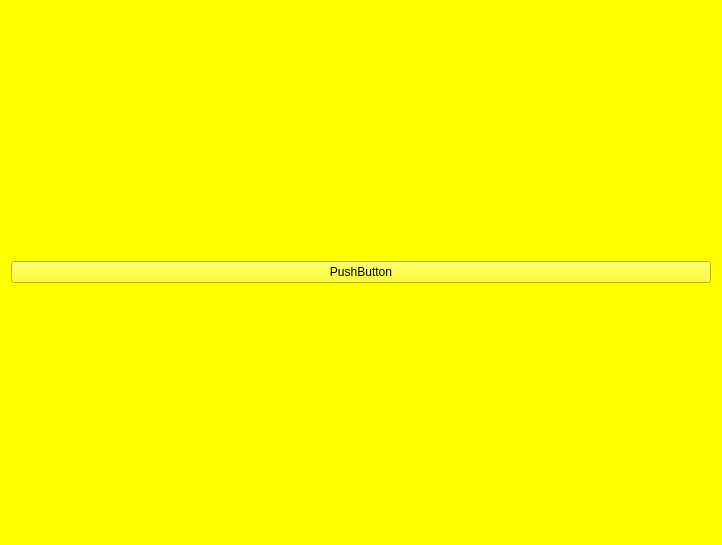
Old version of the form page_2.ui in the repository altitude-solutions/Camino_Real_Desktop.
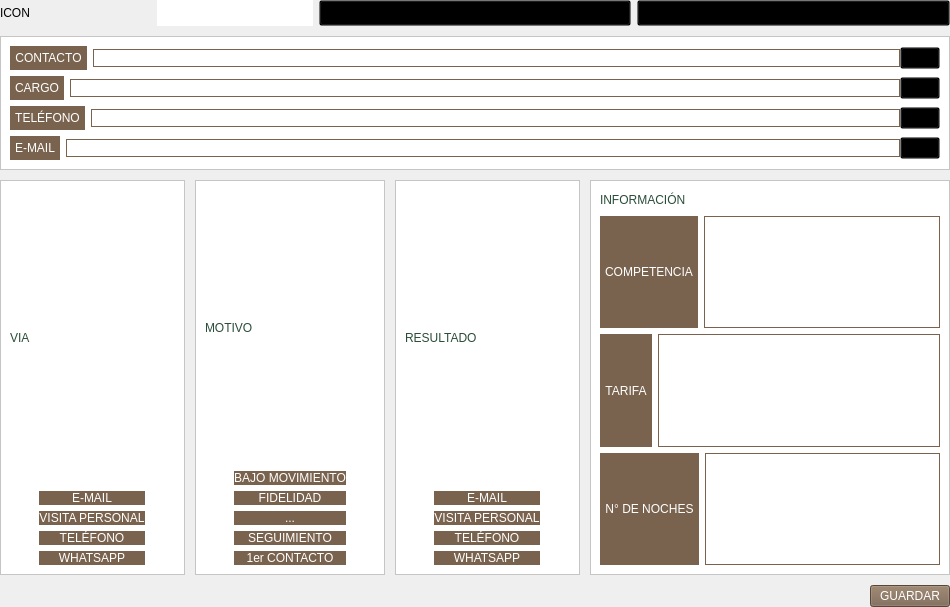
New version of the form.

Commit message: layout-finished

```diff
--- a/page_2.ui
+++ b/page_2.ui
@@ -6,24 +6,953 @@
    <rect>
     <x>0</x>
     <y>0</y>
-    <width>722</width>
-    <height>545</height>
+    <width>950</width>
+    <height>607</height>
    </rect>
   </property>
   <property name="windowTitle">
    <string>Form</string>
   </property>
   <property name="styleSheet">
-   <string notr="true">background-color:yellow;</string>
+   <string notr="true"/>
   </property>
-  <layout class="QHBoxLayout" name="horizontalLayout">
+  <layout class="QVBoxLayout" name="verticalLayout_9">
+   <property name="spacing">
+    <number>10</number>
+   </property>
+   <property name="leftMargin">
+    <number>0</number>
+   </property>
+   <property name="topMargin">
+    <number>0</number>
+   </property>
+   <property name="rightMargin">
+    <number>0</number>
+   </property>
+   <property name="bottomMargin">
+    <number>0</number>
+   </property>
    <item>
-    <widget class="QPushButton" name="pushButton">
-     <property name="text">
-      <string>PushButton</string>
+    <layout class="QHBoxLayout" name="horizontalLayout_2">
+     <property name="spacing">
+      <number>6</number>
      </property>
+     <item>
+      <layout class="QHBoxLayout" name="horizontalLayout">
+       <property name="spacing">
+        <number>0</number>
+       </property>
+       <item>
+        <widget class="QLabel" name="icon_cliente">
+         <property name="styleSheet">
+          <string notr="true">background-color:transparent;
+min-height:2.5em;
+min-width:3em;</string>
+         </property>
+         <property name="text">
+          <string>ICON</string>
+         </property>
+        </widget>
+       </item>
+       <item>
+        <widget class="QLabel" name="label_3">
+         <property name="styleSheet">
+          <string notr="true">background-color:white;
+min-height:2.5em;
+max-height:2.5em;
+padding:5px;
+color: #294D39;</string>
+         </property>
+         <property name="text">
+          <string/>
+         </property>
+        </widget>
+       </item>
+      </layout>
+     </item>
+     <item>
+      <widget class="QPushButton" name="icon_search">
+       <property name="styleSheet">
+        <string notr="true">background-color:transparent;
+max-width:3em;
+padding:5px;
+min-width:3em;
+min-height:2em;
+max-width:2em;</string>
+       </property>
+       <property name="text">
+        <string/>
+       </property>
+      </widget>
+     </item>
+     <item>
+      <widget class="QPushButton" name="icon_pluss">
+       <property name="styleSheet">
+        <string notr="true">background-color:transparent;
+max-width:3em;
+padding:5px;
+min-width:3em;
+min-height:2em;
+max-width:2em;</string>
+       </property>
+       <property name="text">
+        <string/>
+       </property>
+      </widget>
+     </item>
+    </layout>
+   </item>
+   <item>
+    <widget class="QFrame" name="frame">
+     <property name="styleSheet">
+      <string notr="true">background-color:white;</string>
+     </property>
+     <property name="frameShape">
+      <enum>QFrame::StyledPanel</enum>
+     </property>
+     <property name="frameShadow">
+      <enum>QFrame::Raised</enum>
+     </property>
+     <layout class="QVBoxLayout" name="verticalLayout">
+      <item>
+       <layout class="QHBoxLayout" name="horizontalLayout_10">
+        <item>
+         <widget class="QLabel" name="label_2">
+          <property name="styleSheet">
+           <string notr="true">background-color:#79634E;
+min-width:6em;
+max-width:6em;
+min-height:2em;
+max-height:2em;
+padding:5px;
+color:white;</string>
+          </property>
+          <property name="text">
+           <string>CONTACTO</string>
+          </property>
+          <property name="alignment">
+           <set>Qt::AlignCenter</set>
+          </property>
+         </widget>
+        </item>
+        <item>
+         <layout class="QHBoxLayout" name="horizontalLayout_3">
+          <property name="spacing">
+           <number>0</number>
+          </property>
+          <item>
+           <widget class="QLineEdit" name="password">
+            <property name="styleSheet">
+             <string notr="true">min-height:2.5em;
+max-height:2.5em;
+min-width:60em;
+border:1px  solid #79634E;
+color: #294D39;</string>
+            </property>
+           </widget>
+          </item>
+          <item>
+           <widget class="QPushButton" name="icon_pen_1">
+            <property name="styleSheet">
+             <string notr="true">background-color:transparent;
+max-width:3em;</string>
+            </property>
+            <property name="text">
+             <string/>
+            </property>
+           </widget>
+          </item>
+         </layout>
+        </item>
+       </layout>
+      </item>
+      <item>
+       <layout class="QHBoxLayout" name="horizontalLayout_9">
+        <item>
+         <widget class="QLabel" name="label_4">
+          <property name="styleSheet">
+           <string notr="true">background-color:#79634E;
+min-width:6em;
+max-width:6em;
+min-height:2em;
+max-height:2em;
+padding:5px;
+color:white;</string>
+          </property>
+          <property name="text">
+           <string>CARGO</string>
+          </property>
+          <property name="alignment">
+           <set>Qt::AlignCenter</set>
+          </property>
+         </widget>
+        </item>
+        <item>
+         <layout class="QHBoxLayout" name="horizontalLayout_4">
+          <property name="spacing">
+           <number>0</number>
+          </property>
+          <item>
+           <widget class="QLineEdit" name="password_2">
+            <property name="styleSheet">
+             <string notr="true">min-height:2.5em;
+max-height:2.5em;
+min-width:60em;
+border:1px  solid #79634E;
+color: #294D39;</string>
+            </property>
+           </widget>
+          </item>
+          <item>
+           <widget class="QPushButton" name="icon_pen_2">
+            <property name="styleSheet">
+             <string notr="true">background-color:transparent;
+max-width:3em;</string>
+            </property>
+            <property name="text">
+             <string/>
+            </property>
+           </widget>
+          </item>
+         </layout>
+        </item>
+       </layout>
+      </item>
+      <item>
+       <layout class="QHBoxLayout" name="horizontalLayout_8">
+        <item>
+         <widget class="QLabel" name="label_6">
+          <property name="styleSheet">
+           <string notr="true">background-color:#79634E;
+min-width:6em;
+max-width:6em;
+min-height:2em;
+max-height:2em;
+padding:5px;
+color:white;</string>
+          </property>
+          <property name="text">
+           <string>TELÉFONO</string>
+          </property>
+          <property name="alignment">
+           <set>Qt::AlignCenter</set>
+          </property>
+         </widget>
+        </item>
+        <item>
+         <layout class="QHBoxLayout" name="horizontalLayout_5">
+          <property name="spacing">
+           <number>0</number>
+          </property>
+          <item>
+           <widget class="QLineEdit" name="password_3">
+            <property name="styleSheet">
+             <string notr="true">min-height:2.5em;
+max-height:2.5em;
+min-width:60em;
+border:1px  solid #79634E;
+color: #294D39;</string>
+            </property>
+           </widget>
+          </item>
+          <item>
+           <widget class="QPushButton" name="icon_pen_3">
+            <property name="styleSheet">
+             <string notr="true">background-color:transparent;
+max-width:3em;</string>
+            </property>
+            <property name="text">
+             <string/>
+            </property>
+           </widget>
+          </item>
+         </layout>
+        </item>
+       </layout>
+      </item>
+      <item>
+       <layout class="QHBoxLayout" name="horizontalLayout_7">
+        <item>
+         <widget class="QLabel" name="label_7">
+          <property name="styleSheet">
+           <string notr="true">background-color:#79634E;
+min-width:6em;
+max-width:6em;
+min-height:2em;
+max-height:2em;
+padding:5px;
+color:white;</string>
+          </property>
+          <property name="text">
+           <string>E-MAIL</string>
+          </property>
+          <property name="alignment">
+           <set>Qt::AlignCenter</set>
+          </property>
+         </widget>
+        </item>
+        <item>
+         <layout class="QHBoxLayout" name="horizontalLayout_6">
+          <property name="spacing">
+           <number>0</number>
+          </property>
+          <item>
+           <widget class="QLineEdit" name="password_4">
+            <property name="styleSheet">
+             <string notr="true">min-height:2.5em;
+max-height:2.5em;
+min-width:60em;
+border:1px  solid #79634E;
+color: #294D39;</string>
+            </property>
+           </widget>
+          </item>
+          <item>
+           <widget class="QPushButton" name="icon_pen_4">
+            <property name="styleSheet">
+             <string notr="true">background-color:transparent;
+max-width:3em;</string>
+            </property>
+            <property name="text">
+             <string/>
+            </property>
+           </widget>
+          </item>
+         </layout>
+        </item>
+       </layout>
+      </item>
+     </layout>
     </widget>
    </item>
+   <item>
+    <layout class="QHBoxLayout" name="horizontalLayout_22">
+     <property name="spacing">
+      <number>10</number>
+     </property>
+     <item>
+      <widget class="QFrame" name="frame_2">
+       <property name="styleSheet">
+        <string notr="true">background-color:white;</string>
+       </property>
+       <property name="frameShape">
+        <enum>QFrame::StyledPanel</enum>
+       </property>
+       <property name="frameShadow">
+        <enum>QFrame::Raised</enum>
+       </property>
+       <layout class="QVBoxLayout" name="verticalLayout_4">
+        <item>
+         <layout class="QHBoxLayout" name="horizontalLayout_11">
+          <item>
+           <widget class="QLabel" name="label_5">
+            <property name="styleSheet">
+             <string notr="true">font: 12pt &quot;MS Shell Dlg 2&quot;;
+color: #294D39;</string>
+            </property>
+            <property name="text">
+             <string>VIA</string>
+            </property>
+           </widget>
+          </item>
+          <item>
+           <spacer name="horizontalSpacer_3">
+            <property name="orientation">
+             <enum>Qt::Horizontal</enum>
+            </property>
+            <property name="sizeHint" stdset="0">
+             <size>
+              <width>40</width>
+              <height>20</height>
+             </size>
+            </property>
+           </spacer>
+          </item>
+         </layout>
+        </item>
+        <item>
+         <layout class="QHBoxLayout" name="horizontalLayout_12">
+          <item>
+           <spacer name="horizontalSpacer">
+            <property name="orientation">
+             <enum>Qt::Horizontal</enum>
+            </property>
+            <property name="sizeHint" stdset="0">
+             <size>
+              <width>40</width>
+              <height>20</height>
+             </size>
+            </property>
+           </spacer>
+          </item>
+          <item>
+           <layout class="QVBoxLayout" name="verticalLayout_2">
+            <item>
+             <widget class="QPushButton" name="pushButton">
+              <property name="styleSheet">
+               <string notr="true">border-style:outset;
+font: 12pt &quot;MS Shell Dlg 2&quot;;
+color:white;
+background-color:#79634E;
+min-width:8em;
+max-width:8em;
+min-height:2.5em;
+max-height:2.5em;</string>
+              </property>
+              <property name="text">
+               <string>E-MAIL</string>
+              </property>
+             </widget>
+            </item>
+            <item>
+             <widget class="QPushButton" name="pushButton_2">
+              <property name="styleSheet">
+               <string notr="true">border-style:outset;
+font: 12pt &quot;MS Shell Dlg 2&quot;;
+color:white;
+background-color:#79634E;
+min-width:8em;
+max-width:8em;
+min-height:2.5em;
+max-height:2.5em;</string>
+              </property>
+              <property name="text">
+               <string>VISITA PERSONAL</string>
+              </property>
+             </widget>
+            </item>
+            <item>
+             <widget class="QPushButton" name="pushButton_3">
+              <property name="styleSheet">
+               <string notr="true">border-style:outset;
+font: 12pt &quot;MS Shell Dlg 2&quot;;
+color:white;
+background-color:#79634E;
+min-width:8em;
+max-width:8em;
+min-height:2.5em;
+max-height:2.5em;</string>
+              </property>
+              <property name="text">
+               <string>TELÉFONO</string>
+              </property>
+             </widget>
+            </item>
+            <item>
+             <widget class="QPushButton" name="pushButton_4">
+              <property name="styleSheet">
+               <string notr="true">border-style:outset;
+font: 12pt &quot;MS Shell Dlg 2&quot;;
+color:white;
+background-color:#79634E;
+min-width:8em;
+max-width:8em;
+min-height:2.5em;
+max-height:2.5em;</string>
+              </property>
+              <property name="text">
+               <string>WHATSAPP</string>
+              </property>
+             </widget>
+            </item>
+           </layout>
+          </item>
+          <item>
+           <spacer name="horizontalSpacer_2">
+            <property name="orientation">
+             <enum>Qt::Horizontal</enum>
+            </property>
+            <property name="sizeHint" stdset="0">
+             <size>
+              <width>40</width>
+              <height>20</height>
+             </size>
+            </property>
+           </spacer>
+          </item>
+         </layout>
+        </item>
+       </layout>
+      </widget>
+     </item>
+     <item>
+      <widget class="QFrame" name="frame_3">
+       <property name="styleSheet">
+        <string notr="true">background-color:white;</string>
+       </property>
+       <property name="frameShape">
+        <enum>QFrame::StyledPanel</enum>
+       </property>
+       <property name="frameShadow">
+        <enum>QFrame::Raised</enum>
+       </property>
+       <layout class="QVBoxLayout" name="verticalLayout_5">
+        <item>
+         <layout class="QHBoxLayout" name="horizontalLayout_13">
+          <item>
+           <widget class="QLabel" name="label_8">
+            <property name="styleSheet">
+             <string notr="true">font: 12pt &quot;MS Shell Dlg 2&quot;;
+color: #294D39;</string>
+            </property>
+            <property name="text">
+             <string>MOTIVO</string>
+            </property>
+           </widget>
+          </item>
+          <item>
+           <spacer name="horizontalSpacer_4">
+            <property name="orientation">
+             <enum>Qt::Horizontal</enum>
+            </property>
+            <property name="sizeHint" stdset="0">
+             <size>
+              <width>40</width>
+              <height>20</height>
+             </size>
+            </property>
+           </spacer>
+          </item>
+         </layout>
+        </item>
+        <item>
+         <layout class="QHBoxLayout" name="horizontalLayout_14">
+          <item>
+           <spacer name="horizontalSpacer_5">
+            <property name="orientation">
+             <enum>Qt::Horizontal</enum>
+            </property>
+            <property name="sizeHint" stdset="0">
+             <size>
+              <width>40</width>
+              <height>20</height>
+             </size>
+            </property>
+           </spacer>
+          </item>
+          <item>
+           <layout class="QVBoxLayout" name="verticalLayout_3">
+            <item>
+             <widget class="QPushButton" name="pushButton_5">
+              <property name="styleSheet">
+               <string notr="true">border-style:outset;
+font: 12pt &quot;MS Shell Dlg 2&quot;;
+color:white;
+background-color:#79634E;
+min-width:8em;
+max-width:8em;
+min-height:2em;
+max-height:2em;</string>
+              </property>
+              <property name="text">
+               <string>BAJO MOVIMIENTO</string>
+              </property>
+             </widget>
+            </item>
+            <item>
+             <widget class="QPushButton" name="pushButton_9">
+              <property name="styleSheet">
+               <string notr="true">border-style:outset;
+font: 12pt &quot;MS Shell Dlg 2&quot;;
+color:white;
+background-color:#79634E;
+min-width:8em;
+max-width:8em;
+min-height:2em;
+max-height:2em;</string>
+              </property>
+              <property name="text">
+               <string>FIDELIDAD</string>
+              </property>
+             </widget>
+            </item>
+            <item>
+             <widget class="QPushButton" name="pushButton_6">
+              <property name="styleSheet">
+               <string notr="true">border-style:outset;
+font: 12pt &quot;MS Shell Dlg 2&quot;;
+color:white;
+background-color:#79634E;
+min-width:8em;
+max-width:8em;
+min-height:2em;
+max-height:2em;</string>
+              </property>
+              <property name="text">
+               <string>...</string>
+              </property>
+             </widget>
+            </item>
+            <item>
+             <widget class="QPushButton" name="pushButton_7">
+              <property name="styleSheet">
+               <string notr="true">border-style:outset;
+font: 12pt &quot;MS Shell Dlg 2&quot;;
+color:white;
+background-color:#79634E;
+min-width:8em;
+max-width:8em;
+min-height:2em;
+max-height:2em;</string>
+              </property>
+              <property name="text">
+               <string>SEGUIMIENTO</string>
+              </property>
+             </widget>
+            </item>
+            <item>
+             <widget class="QPushButton" name="pushButton_8">
+              <property name="styleSheet">
+               <string notr="true">border-style:outset;
+font: 12pt &quot;MS Shell Dlg 2&quot;;
+color:white;
+background-color:#79634E;
+min-width:8em;
+max-width:8em;
+min-height:2em;
+max-height:2em;</string>
+              </property>
+              <property name="text">
+               <string>1er CONTACTO</string>
+              </property>
+             </widget>
+            </item>
+           </layout>
+          </item>
+          <item>
+           <spacer name="horizontalSpacer_6">
+            <property name="orientation">
+             <enum>Qt::Horizontal</enum>
+            </property>
+            <property name="sizeHint" stdset="0">
+             <size>
+              <width>40</width>
+              <height>20</height>
+             </size>
+            </property>
+           </spacer>
+          </item>
+         </layout>
+        </item>
+       </layout>
+      </widget>
+     </item>
+     <item>
+      <widget class="QFrame" name="frame_4">
+       <property name="styleSheet">
+        <string notr="true">background-color:white;</string>
+       </property>
+       <property name="frameShape">
+        <enum>QFrame::StyledPanel</enum>
+       </property>
+       <property name="frameShadow">
+        <enum>QFrame::Raised</enum>
+       </property>
+       <layout class="QVBoxLayout" name="verticalLayout_6">
+        <item>
+         <layout class="QHBoxLayout" name="horizontalLayout_15">
+          <item>
+           <widget class="QLabel" name="label_9">
+            <property name="styleSheet">
+             <string notr="true">font: 12pt &quot;MS Shell Dlg 2&quot;;
+color: #294D39;</string>
+            </property>
+            <property name="text">
+             <string>RESULTADO</string>
+            </property>
+           </widget>
+          </item>
+          <item>
+           <spacer name="horizontalSpacer_7">
+            <property name="orientation">
+             <enum>Qt::Horizontal</enum>
+            </property>
+            <property name="sizeHint" stdset="0">
+             <size>
+              <width>40</width>
+              <height>20</height>
+             </size>
+            </property>
+           </spacer>
+          </item>
+         </layout>
+        </item>
+        <item>
+         <layout class="QHBoxLayout" name="horizontalLayout_16">
+          <item>
+           <spacer name="horizontalSpacer_8">
+            <property name="orientation">
+             <enum>Qt::Horizontal</enum>
+            </property>
+            <property name="sizeHint" stdset="0">
+             <size>
+              <width>40</width>
+              <height>20</height>
+             </size>
+            </property>
+           </spacer>
+          </item>
+          <item>
+           <layout class="QVBoxLayout" name="verticalLayout_7">
+            <item>
+             <widget class="QPushButton" name="pushButton_10">
+              <property name="styleSheet">
+               <string notr="true">border-style:outset;
+font: 12pt &quot;MS Shell Dlg 2&quot;;
+color:white;
+background-color:#79634E;
+min-width:8em;
+max-width:8em;
+min-height:2.5em;
+max-height:2.5em;</string>
+              </property>
+              <property name="text">
+               <string>E-MAIL</string>
+              </property>
+             </widget>
+            </item>
+            <item>
+             <widget class="QPushButton" name="pushButton_11">
+              <property name="styleSheet">
+               <string notr="true">border-style:outset;
+font: 12pt &quot;MS Shell Dlg 2&quot;;
+color:white;
+background-color:#79634E;
+min-width:8em;
+max-width:8em;
+min-height:2.5em;
+max-height:2.5em;</string>
+              </property>
+              <property name="text">
+               <string>VISITA PERSONAL</string>
+              </property>
+             </widget>
+            </item>
+            <item>
+             <widget class="QPushButton" name="pushButton_12">
+              <property name="styleSheet">
+               <string notr="true">border-style:outset;
+font: 12pt &quot;MS Shell Dlg 2&quot;;
+color:white;
+background-color:#79634E;
+min-width:8em;
+max-width:8em;
+min-height:2.5em;
+max-height:2.5em;</string>
+              </property>
+              <property name="text">
+               <string>TELÉFONO</string>
+              </property>
+             </widget>
+            </item>
+            <item>
+             <widget class="QPushButton" name="pushButton_13">
+              <property name="styleSheet">
+               <string notr="true">border-style:outset;
+font: 12pt &quot;MS Shell Dlg 2&quot;;
+color:white;
+background-color:#79634E;
+min-width:8em;
+max-width:8em;
+min-height:2.5em;
+max-height:2.5em;</string>
+              </property>
+              <property name="text">
+               <string>WHATSAPP</string>
+              </property>
+             </widget>
+            </item>
+           </layout>
+          </item>
+          <item>
+           <spacer name="horizontalSpacer_9">
+            <property name="orientation">
+             <enum>Qt::Horizontal</enum>
+            </property>
+            <property name="sizeHint" stdset="0">
+             <size>
+              <width>40</width>
+              <height>20</height>
+             </size>
+            </property>
+           </spacer>
+          </item>
+         </layout>
+        </item>
+       </layout>
+      </widget>
+     </item>
+     <item>
+      <widget class="QFrame" name="frame_5">
+       <property name="styleSheet">
+        <string notr="true">background-color:white;</string>
+       </property>
+       <property name="frameShape">
+        <enum>QFrame::StyledPanel</enum>
+       </property>
+       <property name="frameShadow">
+        <enum>QFrame::Raised</enum>
+       </property>
+       <layout class="QVBoxLayout" name="verticalLayout_8">
+        <item>
+         <layout class="QHBoxLayout" name="horizontalLayout_17">
+          <item>
+           <widget class="QLabel" name="label_10">
+            <property name="styleSheet">
+             <string notr="true">font: 12pt &quot;MS Shell Dlg 2&quot;;
+color: #294D39;</string>
+            </property>
+            <property name="text">
+             <string>INFORMACIÓN</string>
+            </property>
+           </widget>
+          </item>
+          <item>
+           <spacer name="horizontalSpacer_10">
+            <property name="orientation">
+             <enum>Qt::Horizontal</enum>
+            </property>
+            <property name="sizeHint" stdset="0">
+             <size>
+              <width>40</width>
+              <height>20</height>
+             </size>
+            </property>
+           </spacer>
+          </item>
+         </layout>
+        </item>
+        <item>
+         <layout class="QHBoxLayout" name="horizontalLayout_19">
+          <item>
+           <widget class="QLabel" name="label_11">
+            <property name="styleSheet">
+             <string notr="true">background-color:#79634E;
+min-width:6em;
+max-width:6em;
+min-height:2em;
+max-height:2em;
+padding:5px;
+color:white;</string>
+            </property>
+            <property name="text">
+             <string>COMPETENCIA</string>
+            </property>
+            <property name="alignment">
+             <set>Qt::AlignCenter</set>
+            </property>
+           </widget>
+          </item>
+          <item>
+           <widget class="QTextEdit" name="textEdit">
+            <property name="styleSheet">
+             <string notr="true">border: 1px solid #79634E;
+color: #294D39;</string>
+            </property>
+           </widget>
+          </item>
+         </layout>
+        </item>
+        <item>
+         <layout class="QHBoxLayout" name="horizontalLayout_20">
+          <item>
+           <widget class="QLabel" name="label_12">
+            <property name="styleSheet">
+             <string notr="true">background-color:#79634E;
+min-width:6em;
+max-width:6em;
+min-height:2em;
+max-height:2em;
+padding:5px;
+color:white;</string>
+            </property>
+            <property name="text">
+             <string>TARIFA</string>
+            </property>
+            <property name="alignment">
+             <set>Qt::AlignCenter</set>
+            </property>
+           </widget>
+          </item>
+          <item>
+           <widget class="QTextEdit" name="textEdit_2">
+            <property name="styleSheet">
+             <string notr="true">border: 1px solid #79634E;
+color: #294D39;</string>
+            </property>
+           </widget>
+          </item>
+         </layout>
+        </item>
+        <item>
+         <layout class="QHBoxLayout" name="horizontalLayout_21">
+          <item>
+           <widget class="QLabel" name="label_13">
+            <property name="styleSheet">
+             <string notr="true">background-color:#79634E;
+min-width:6em;
+max-width:6em;
+min-height:2em;
+max-height:2em;
+padding:5px;
+color:white;</string>
+            </property>
+            <property name="text">
+             <string>N° DE NOCHES</string>
+            </property>
+            <property name="alignment">
+             <set>Qt::AlignCenter</set>
+            </property>
+           </widget>
+          </item>
+          <item>
+           <widget class="QTextEdit" name="textEdit_3">
+            <property name="styleSheet">
+             <string notr="true">border: 1px solid #79634E;
+color: #294D39;</string>
+            </property>
+           </widget>
+          </item>
+         </layout>
+        </item>
+       </layout>
+      </widget>
+     </item>
+    </layout>
+   </item>
+   <item>
+    <layout class="QHBoxLayout" name="horizontalLayout_23">
+     <item>
+      <spacer name="horizontalSpacer_12">
+       <property name="orientation">
+        <enum>Qt::Horizontal</enum>
+       </property>
+       <property name="sizeHint" stdset="0">
+        <size>
+         <width>40</width>
+         <height>20</height>
+        </size>
+       </property>
+      </spacer>
+     </item>
+     <item>
+      <widget class="QPushButton" name="pushButton_14">
+       <property name="styleSheet">
+        <string notr="true">font: 12pt &quot;MS Shell Dlg 2&quot;;
+color:white;
+background-color:#79634E;
+min-width:8.5em;
+max-width:8.5em;
+min-height:2.5em;
+max-height:2.5em;</string>
+       </property>
+       <property name="text">
+        <string>GUARDAR</string>
+       </property>
+      </widget>
+     </item>
+    </layout>
+   </item>
   </layout>
  </widget>
  <resources/>
```
The commit also changes 18 other files.
